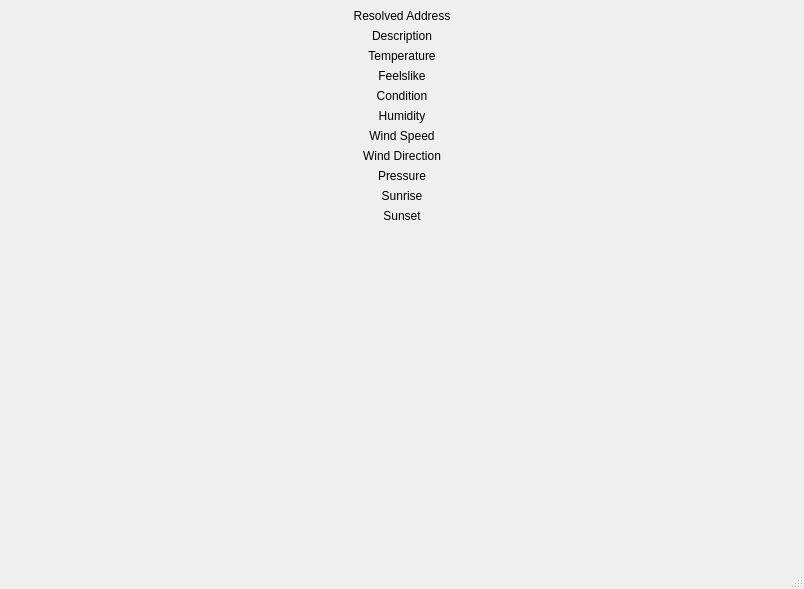
This is mainwindow.ui in rajkane/weather-station as Qt 5 draws it before an edit. The edited form follows.
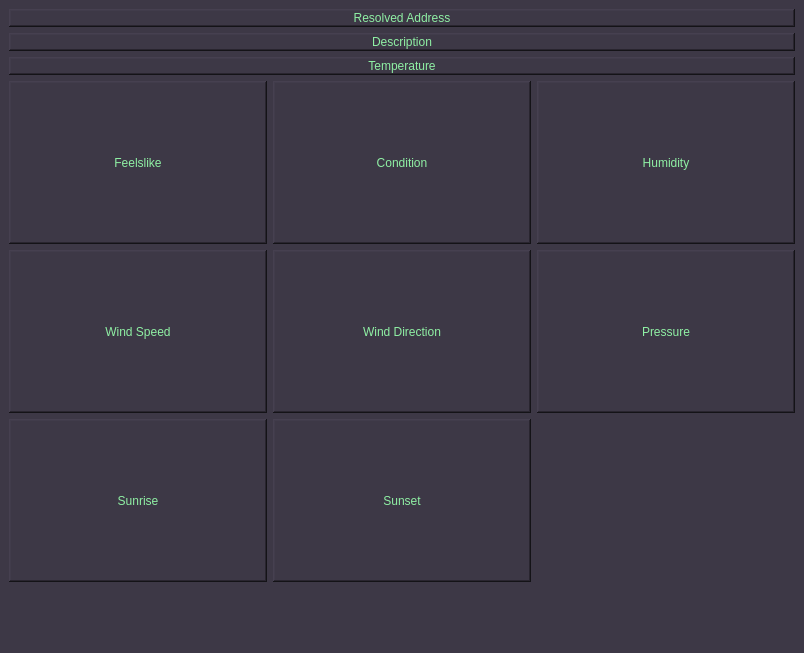
This is the edited form.

```diff
--- a/mainwindow.ui
+++ b/mainwindow.ui
@@ -7,91 +7,84 @@
     <x>0</x>
     <y>0</y>
     <width>804</width>
-    <height>589</height>
+    <height>653</height>
    </rect>
   </property>
   <property name="windowTitle">
    <string>Weather Station</string>
   </property>
+  <property name="styleSheet">
+   <string notr="true">background-color: rgb(61, 56, 70);
+color: rgb(143, 240, 164);</string>
+  </property>
   <widget class="QWidget" name="centralwidget">
    <layout class="QGridLayout" name="gridLayout">
-    <item row="3" column="0">
-     <widget class="QLabel" name="lbl_feelslike">
-      <property name="styleSheet">
-       <string notr="true">font: 20pt &quot;Ubuntu Sans&quot;;</string>
-      </property>
-      <property name="text">
-       <string>Feelslike</string>
-      </property>
-      <property name="alignment">
-       <set>Qt::AlignmentFlag::AlignCenter</set>
-      </property>
-     </widget>
-    </item>
-    <item row="0" column="0">
-     <widget class="QLabel" name="lbl_resolved_address">
+    <item row="4" column="2">
+     <widget class="QLabel" name="lbl_humidity">
       <property name="sizePolicy">
-       <sizepolicy hsizetype="Preferred" vsizetype="Fixed">
+       <sizepolicy hsizetype="MinimumExpanding" vsizetype="MinimumExpanding">
         <horstretch>0</horstretch>
         <verstretch>0</verstretch>
        </sizepolicy>
       </property>
       <property name="styleSheet">
-       <string notr="true">font: 20pt &quot;Ubuntu Sans&quot;;</string>
+       <string notr="true">font: 30pt &quot;Ubuntu Sans&quot;;</string>
       </property>
+      <property name="frameShape">
+       <enum>QFrame::Shape::WinPanel</enum>
+      </property>
+      <property name="frameShadow">
+       <enum>QFrame::Shadow::Raised</enum>
+      </property>
       <property name="text">
-       <string>Resolved Address</string>
+       <string>Humidity</string>
       </property>
       <property name="alignment">
        <set>Qt::AlignmentFlag::AlignCenter</set>
       </property>
      </widget>
     </item>
-    <item row="2" column="0">
-     <widget class="QLabel" name="lbl_temperature">
+    <item row="8" column="2">
+     <widget class="QLabel" name="lbl_pressure">
       <property name="sizePolicy">
-       <sizepolicy hsizetype="Preferred" vsizetype="Fixed">
+       <sizepolicy hsizetype="MinimumExpanding" vsizetype="MinimumExpanding">
         <horstretch>0</horstretch>
         <verstretch>0</verstretch>
        </sizepolicy>
       </property>
       <property name="styleSheet">
-       <string notr="true">font: 100pt &quot;Ubuntu Sans&quot;;</string>
+       <string notr="true">font: 30pt &quot;Ubuntu Sans&quot;;</string>
       </property>
-      <property name="text">
-       <string>Temperature</string>
+      <property name="frameShape">
+       <enum>QFrame::Shape::WinPanel</enum>
       </property>
-      <property name="alignment">
-       <set>Qt::AlignmentFlag::AlignCenter</set>
+      <property name="frameShadow">
+       <enum>QFrame::Shadow::Raised</enum>
       </property>
-     </widget>
-    </item>
-    <item row="1" column="0">
-     <widget class="QLabel" name="lbl_description">
-      <property name="sizePolicy">
-       <sizepolicy hsizetype="Preferred" vsizetype="Fixed">
-        <horstretch>0</horstretch>
-        <verstretch>0</verstretch>
-       </sizepolicy>
-      </property>
       <property name="text">
-       <string>Description</string>
+       <string>Pressure</string>
       </property>
       <property name="alignment">
        <set>Qt::AlignmentFlag::AlignCenter</set>
       </property>
      </widget>
     </item>
-    <item row="6" column="0">
+    <item row="8" column="0">
      <widget class="QLabel" name="lbl_wind_speed">
       <property name="sizePolicy">
-       <sizepolicy hsizetype="Preferred" vsizetype="Fixed">
+       <sizepolicy hsizetype="MinimumExpanding" vsizetype="MinimumExpanding">
         <horstretch>0</horstretch>
         <verstretch>0</verstretch>
        </sizepolicy>
       </property>
       <property name="styleSheet">
-       <string notr="true">font: 20pt &quot;Ubuntu Sans&quot;;</string>
+       <string notr="true">font: 30pt &quot;Ubuntu Sans&quot;;</string>
+      </property>
+      <property name="frameShape">
+       <enum>QFrame::Shape::WinPanel</enum>
+      </property>
+      <property name="frameShadow">
+       <enum>QFrame::Shadow::Raised</enum>
       </property>
       <property name="text">
        <string>Wind Speed</string>
@@ -99,50 +92,27 @@
       <property name="alignment">
        <set>Qt::AlignmentFlag::AlignCenter</set>
       </property>
-     </widget>
-    </item>
-    <item row="12" column="0">
-     <spacer name="verticalSpacer">
-      <property name="orientation">
-       <enum>Qt::Orientation::Vertical</enum>
-      </property>
-      <property name="sizeHint" stdset="0">
-       <size>
-        <width>20</width>
-        <height>40</height>
-       </size>
-      </property>
-     </spacer>
-    </item>
-    <item row="7" column="0">
-     <widget class="QLabel" name="lbl_wind_direction">
-      <property name="sizePolicy">
-       <sizepolicy hsizetype="Preferred" vsizetype="Fixed">
-        <horstretch>0</horstretch>
-        <verstretch>0</verstretch>
-       </sizepolicy>
-      </property>
-      <property name="styleSheet">
-       <string notr="true">font: 20pt &quot;Ubuntu Sans&quot;;</string>
-      </property>
-      <property name="text">
-       <string>Wind Direction</string>
-      </property>
       <property name="alignment">
        <set>Qt::AlignmentFlag::AlignCenter</set>
       </property>
      </widget>
     </item>
-    <item row="9" column="0">
+    <item row="11" column="0">
      <widget class="QLabel" name="lbl_sunrise">
       <property name="sizePolicy">
-       <sizepolicy hsizetype="Preferred" vsizetype="Fixed">
+       <sizepolicy hsizetype="MinimumExpanding" vsizetype="MinimumExpanding">
         <horstretch>0</horstretch>
         <verstretch>0</verstretch>
        </sizepolicy>
       </property>
       <property name="styleSheet">
-       <string notr="true">font: 20pt &quot;Ubuntu Sans&quot;;</string>
+       <string notr="true">font: 30pt &quot;Ubuntu Sans&quot;;</string>
+      </property>
+      <property name="frameShape">
+       <enum>QFrame::Shape::WinPanel</enum>
+      </property>
+      <property name="frameShadow">
+       <enum>QFrame::Shadow::Raised</enum>
       </property>
       <property name="text">
        <string>Sunrise</string>
@@ -150,82 +120,47 @@
       <property name="alignment">
        <set>Qt::AlignmentFlag::AlignCenter</set>
       </property>
-     </widget>
-    </item>
-    <item row="8" column="0">
-     <widget class="QLabel" name="lbl_pressure">
-      <property name="sizePolicy">
-       <sizepolicy hsizetype="Preferred" vsizetype="Fixed">
-        <horstretch>0</horstretch>
-        <verstretch>0</verstretch>
-       </sizepolicy>
-      </property>
-      <property name="styleSheet">
-       <string notr="true">font: 20pt &quot;Ubuntu Sans&quot;;</string>
-      </property>
-      <property name="text">
-       <string>Pressure</string>
-      </property>
       <property name="alignment">
        <set>Qt::AlignmentFlag::AlignCenter</set>
       </property>
      </widget>
     </item>
-    <item row="5" column="0">
-     <widget class="QLabel" name="lbl_humidity">
-      <property name="sizePolicy">
-       <sizepolicy hsizetype="Preferred" vsizetype="Fixed">
-        <horstretch>0</horstretch>
-        <verstretch>0</verstretch>
-       </sizepolicy>
-      </property>
-      <property name="styleSheet">
-       <string notr="true">font: 20pt &quot;Ubuntu Sans&quot;;</string>
-      </property>
-      <property name="text">
-       <string>Humidity</string>
-      </property>
-      <property name="alignment">
-       <set>Qt::AlignmentFlag::AlignCenter</set>
-      </property>
-     </widget>
-    </item>
-    <item row="13" column="0">
+    <item row="14" column="0">
      <widget class="QLabel" name="lbl_status">
+      <property name="styleSheet">
+       <string notr="true">font: 12pt &quot;Ubuntu Sans&quot;;</string>
+      </property>
       <property name="text">
        <string/>
       </property>
      </widget>
     </item>
-    <item row="4" column="0">
-     <widget class="QLabel" name="lbl_condition">
-      <property name="sizePolicy">
-       <sizepolicy hsizetype="Preferred" vsizetype="Fixed">
-        <horstretch>0</horstretch>
-        <verstretch>0</verstretch>
-       </sizepolicy>
-      </property>
+    <item row="15" column="0">
+     <widget class="QLabel" name="lbl_datetime">
       <property name="styleSheet">
-       <string notr="true">font: 20pt &quot;Ubuntu Sans&quot;;</string>
+       <string notr="true">font: 12pt &quot;Ubuntu Sans&quot;;</string>
       </property>
       <property name="text">
-       <string>Condition</string>
+       <string/>
       </property>
-      <property name="alignment">
-       <set>Qt::AlignmentFlag::AlignCenter</set>
-      </property>
      </widget>
     </item>
-    <item row="10" column="0">
+    <item row="11" column="1">
      <widget class="QLabel" name="lbl_sunset">
       <property name="sizePolicy">
-       <sizepolicy hsizetype="Preferred" vsizetype="Fixed">
+       <sizepolicy hsizetype="MinimumExpanding" vsizetype="MinimumExpanding">
         <horstretch>0</horstretch>
         <verstretch>0</verstretch>
        </sizepolicy>
       </property>
       <property name="styleSheet">
-       <string notr="true">font: 20pt &quot;Ubuntu Sans&quot;;</string>
+       <string notr="true">font: 30pt &quot;Ubuntu Sans&quot;;</string>
+      </property>
+      <property name="frameShape">
+       <enum>QFrame::Shape::WinPanel</enum>
+      </property>
+      <property name="frameShadow">
+       <enum>QFrame::Shadow::Raised</enum>
       </property>
       <property name="text">
        <string>Sunset</string>
@@ -235,10 +170,171 @@
       </property>
      </widget>
     </item>
-    <item row="14" column="0">
-     <widget class="QLabel" name="lbl_datetime">
+    <item row="4" column="1">
+     <widget class="QLabel" name="lbl_condition">
+      <property name="sizePolicy">
+       <sizepolicy hsizetype="MinimumExpanding" vsizetype="MinimumExpanding">
+        <horstretch>0</horstretch>
+        <verstretch>0</verstretch>
+       </sizepolicy>
+      </property>
+      <property name="styleSheet">
+       <string notr="true">font: 30pt &quot;Ubuntu Sans&quot;;</string>
+      </property>
+      <property name="frameShape">
+       <enum>QFrame::Shape::WinPanel</enum>
+      </property>
+      <property name="frameShadow">
+       <enum>QFrame::Shadow::Raised</enum>
+      </property>
       <property name="text">
-       <string/>
+       <string>Condition</string>
+      </property>
+      <property name="scaledContents">
+       <bool>true</bool>
+      </property>
+      <property name="alignment">
+       <set>Qt::AlignmentFlag::AlignCenter</set>
+      </property>
+     </widget>
+    </item>
+    <item row="8" column="1">
+     <widget class="QLabel" name="lbl_wind_direction">
+      <property name="sizePolicy">
+       <sizepolicy hsizetype="MinimumExpanding" vsizetype="MinimumExpanding">
+        <horstretch>0</horstretch>
+        <verstretch>0</verstretch>
+       </sizepolicy>
+      </property>
+      <property name="styleSheet">
+       <string notr="true">font: 30pt &quot;Ubuntu Sans&quot;;</string>
+      </property>
+      <property name="frameShape">
+       <enum>QFrame::Shape::WinPanel</enum>
+      </property>
+      <property name="frameShadow">
+       <enum>QFrame::Shadow::Raised</enum>
+      </property>
+      <property name="text">
+       <string>Wind Direction</string>
+      </property>
+      <property name="scaledContents">
+       <bool>true</bool>
+      </property>
+      <property name="alignment">
+       <set>Qt::AlignmentFlag::AlignCenter</set>
+      </property>
+     </widget>
+    </item>
+    <item row="4" column="0">
+     <widget class="QLabel" name="lbl_feelslike">
+      <property name="sizePolicy">
+       <sizepolicy hsizetype="MinimumExpanding" vsizetype="MinimumExpanding">
+        <horstretch>0</horstretch>
+        <verstretch>0</verstretch>
+       </sizepolicy>
+      </property>
+      <property name="styleSheet">
+       <string notr="true">font: 30pt &quot;Ubuntu Sans&quot;;</string>
+      </property>
+      <property name="frameShape">
+       <enum>QFrame::Shape::WinPanel</enum>
+      </property>
+      <property name="frameShadow">
+       <enum>QFrame::Shadow::Raised</enum>
+      </property>
+      <property name="text">
+       <string>Feelslike</string>
+      </property>
+      <property name="scaledContents">
+       <bool>true</bool>
+      </property>
+      <property name="alignment">
+       <set>Qt::AlignmentFlag::AlignCenter</set>
+      </property>
+     </widget>
+    </item>
+    <item row="2" column="0" colspan="3">
+     <widget class="QLabel" name="lbl_temperature">
+      <property name="sizePolicy">
+       <sizepolicy hsizetype="MinimumExpanding" vsizetype="Fixed">
+        <horstretch>0</horstretch>
+        <verstretch>0</verstretch>
+       </sizepolicy>
+      </property>
+      <property name="styleSheet">
+       <string notr="true">font: 100pt &quot;Ubuntu Sans&quot;;</string>
+      </property>
+      <property name="frameShape">
+       <enum>QFrame::Shape::WinPanel</enum>
+      </property>
+      <property name="frameShadow">
+       <enum>QFrame::Shadow::Raised</enum>
+      </property>
+      <property name="text">
+       <string>Temperature</string>
+      </property>
+      <property name="scaledContents">
+       <bool>true</bool>
+      </property>
+      <property name="alignment">
+       <set>Qt::AlignmentFlag::AlignCenter</set>
+      </property>
+     </widget>
+    </item>
+    <item row="1" column="0" colspan="3">
+     <widget class="QLabel" name="lbl_description">
+      <property name="sizePolicy">
+       <sizepolicy hsizetype="MinimumExpanding" vsizetype="Fixed">
+        <horstretch>0</horstretch>
+        <verstretch>0</verstretch>
+       </sizepolicy>
+      </property>
+      <property name="styleSheet">
+       <string notr="true">font: 12pt &quot;Ubuntu Sans&quot;;</string>
+      </property>
+      <property name="frameShape">
+       <enum>QFrame::Shape::WinPanel</enum>
+      </property>
+      <property name="frameShadow">
+       <enum>QFrame::Shadow::Raised</enum>
+      </property>
+      <property name="text">
+       <string>Description</string>
+      </property>
+      <property name="scaledContents">
+       <bool>true</bool>
+      </property>
+      <property name="alignment">
+       <set>Qt::AlignmentFlag::AlignCenter</set>
+      </property>
+     </widget>
+    </item>
+    <item row="0" column="0" colspan="3">
+     <widget class="QLabel" name="lbl_resolved_address">
+      <property name="sizePolicy">
+       <sizepolicy hsizetype="MinimumExpanding" vsizetype="Fixed">
+        <horstretch>0</horstretch>
+        <verstretch>0</verstretch>
+       </sizepolicy>
+      </property>
+      <property name="styleSheet">
+       <string notr="true">font: 20pt &quot;Ubuntu Sans&quot;;</string>
+      </property>
+      <property name="frameShape">
+       <enum>QFrame::Shape::WinPanel</enum>
+      </property>
+      <property name="frameShadow">
+       <enum>QFrame::Shadow::Raised</enum>
+      </property>
+      <property name="text">
+       <string>Resolved Address</string>
+      </property>
+      <property name="scaledContents">
+       <bool>true</bool>
+      </property>
+      <property name="alignment">
+       <set>Qt::AlignmentFlag::AlignCenter</set>
       </property>
      </widget>
     </item>
```
Left out of the diff: 17 changed lines with no effect on the pictures.
